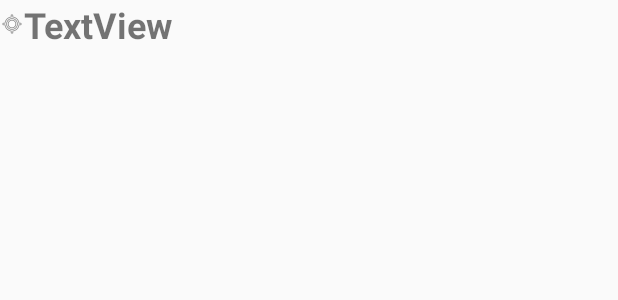
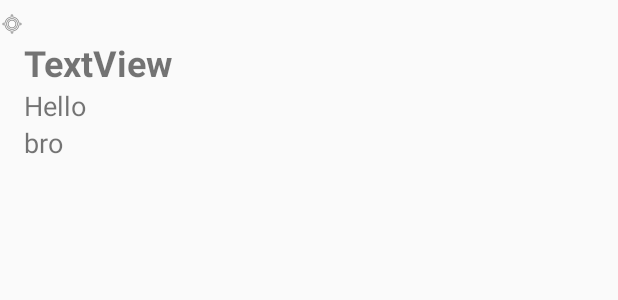
Before and after one commit to yash19970/smartCarParkingIoT, an Android app: the layout listview_row.xml on its own in the app's theme, with its tools: preview values and no code run, on a phone screen of 412 x 824 dp. Shown: the top 300 px of the screen. Run offline under Robolectric (Android 15) with nearby library versions, the light colour scheme and no system bars.

Commit message:
list view corrected

```diff
--- a/Carpark/app/src/main/java/com/example/divyang/carpark/CustomListAdapter.java
+++ b/Carpark/app/src/main/java/com/example/divyang/carpark/CustomListAdapter.java
@@ -37,9 +37,9 @@ public class CustomListAdapter extends ArrayAdapter {
         View rowView=inflater.inflate(R.layout.listview_row, null,true);
 
         //this code gets references to objects in the listview_row.xml file
-        TextView locationTextField = (TextView) view.findViewById(R.id.tv1);
-        TextView inTimeTextField = (TextView) view.findViewById(R.id.tv3);
-        TextView outTimeTextField = (TextView) view.findViewById(R.id.tv2);
+        TextView locationTextField = (TextView) rowView.findViewById(R.id.tv1);
+        TextView inTimeTextField = (TextView) rowView.findViewById(R.id.tv3);
+        TextView outTimeTextField = (TextView) rowView.findViewById(R.id.tv2);
         //this code sets the values of the objects to values from the arrays
         locationTextField.setText(location.get(position));
         inTimeTextField.setText(inTime.get(position));
--- a/Carpark/app/src/main/java/com/example/divyang/carpark/bookingHistoryObject.java
+++ b/Carpark/app/src/main/java/com/example/divyang/carpark/bookingHistoryObject.java
@@ -13,9 +13,8 @@ public  class bookingHistoryObject {
 
 
         private String inTime;
+        private String locationValue;
         private String outTime;
-        private String locationValue;
-
 
         // empty constructor
         public bookingHistoryObject() {
--- a/Carpark/app/src/main/res/layout/booking_history.xml
+++ b/Carpark/app/src/main/res/layout/booking_history.xml
@@ -1,5 +1,5 @@
 <?xml version="1.0" encoding="utf-8"?>
-<android.support.constraint.ConstraintLayout xmlns:android="http://schemas.android.com/apk/res/android"
+<RelativeLayout xmlns:android="http://schemas.android.com/apk/res/android"
     xmlns:app="http://schemas.android.com/apk/res-auto"
     xmlns:tools="http://schemas.android.com/tools"
     android:layout_width="match_parent"
@@ -11,4 +11,4 @@
         android:layout_height="551dp"
         tools:layout_editor_absoluteX="8dp"
         tools:layout_editor_absoluteY="8dp" />
-</android.support.constraint.ConstraintLayout>
+</RelativeLayout>
--- a/Carpark/app/src/main/res/layout/listview_row.xml
+++ b/Carpark/app/src/main/res/layout/listview_row.xml
@@ -2,7 +2,7 @@
 <LinearLayout xmlns:android="http://schemas.android.com/apk/res/android"
     xmlns:app="http://schemas.android.com/apk/res-auto"
     android:layout_width="match_parent"
-    android:layout_height="wrap_content"
+    android:layout_height="200px"
     android:orientation="horizontal">
 
     <ImageView
@@ -14,10 +14,11 @@
 
     <LinearLayout
         android:layout_width="match_parent"
-        android:layout_height="match_parent"
+        android:layout_height="200px"
         android:layout_weight="1"
         android:gravity="center_vertical"
-        android:orientation="vertical">
+        android:orientation="vertical"
+        >
 
         <TextView
             android:id="@+id/tv1"
@@ -31,14 +32,14 @@
             android:id="@+id/tv3"
             android:layout_width="match_parent"
             android:layout_height="wrap_content"
-            android:text="TextView"
+            android:text="Hello"
             android:textSize="18sp" />
 
         <TextView
             android:id="@+id/tv2"
             android:layout_width="match_parent"
             android:layout_height="wrap_content"
-            android:text="TextView"
+            android:text="bro"
             android:textSize="18sp" />
     </LinearLayout>
 
```
Also changed, not shown: Carpark/app/src/main/java/com/example/divyang/carpark/NavMain.java (+4 -4 lines), Carpark/app/src/main/java/com/example/divyang/carpark/bookingHistory.java (+16 -9 lines).
